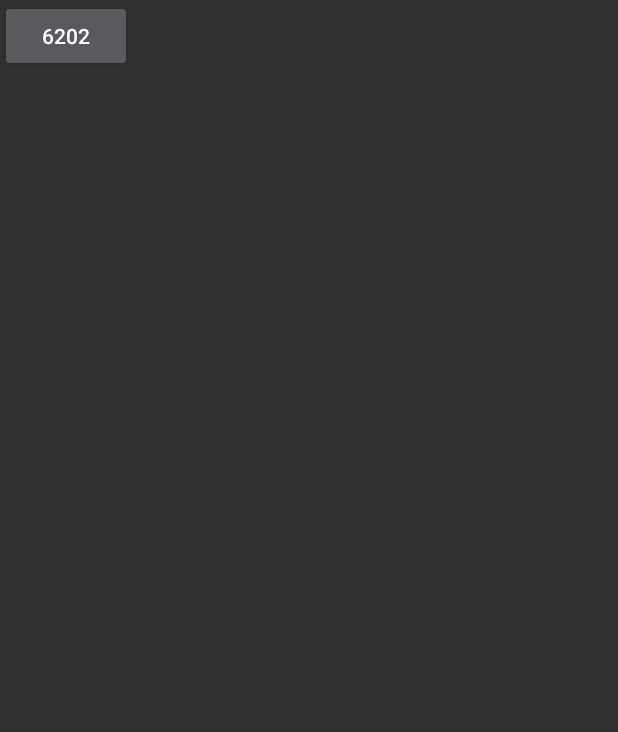
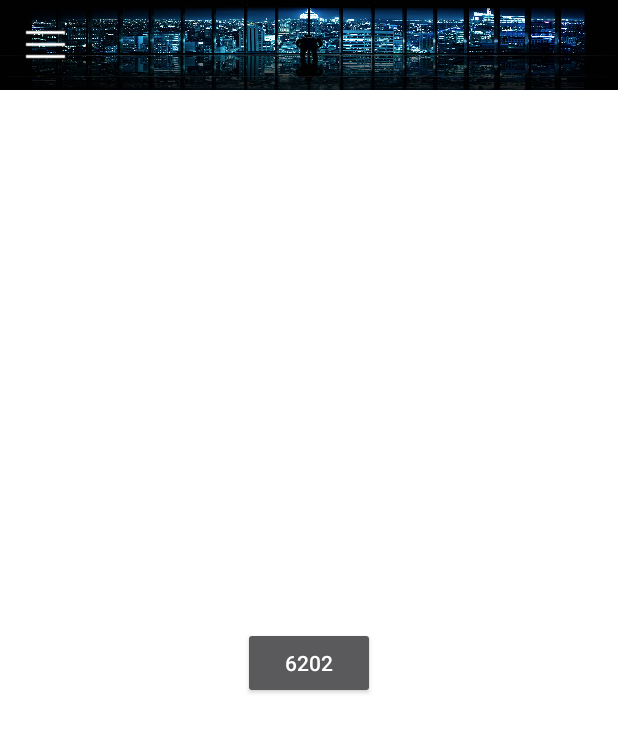
Before and after one commit to nn98/SW_Competition_2019, an Android app: the screen it shows after launch (MainActivity), on a phone screen of 412 x 824 dp. Shown: the top 732 px of the screen. Run offline under Robolectric (Android 15) with nearby library versions, the phone set to English and light mode, and no system bars.

Commit message:
visibility improving

```diff
--- a/app/src/main/AndroidManifest.xml
+++ b/app/src/main/AndroidManifest.xml
@@ -22,6 +22,8 @@
         <activity
             android:name=".activity_desktop"
             android:theme="@android:style/Theme.Dialog" />
+        <activity android:name=".LoadingActivity"
+            android:theme="@android:style/Theme.NoTitleBar.Fullscreen" />
     </application>
     <uses-permission android:name="android.permission.INTERNET"></uses-permission>
 </manifest>
--- /dev/null
+++ b/app/src/main/java/kr/co/jkllhgb/peristalsis/LoadingActivity.java
@@ -0,0 +1,23 @@
+package kr.co.jkllhgb.peristalsis;
+
+import android.app.Activity;
+import android.os.Bundle;
+import android.os.Handler;
+
+public class LoadingActivity extends Activity {
+    @Override
+    protected void onCreate(Bundle savedInstanceState) {
+        super.onCreate(savedInstanceState);
+        setContentView(R.layout.activity_loading);
+        startLoading();
+    }
+    private void startLoading() {
+        Handler handler = new Handler();
+        handler.postDelayed(new Runnable() {
+            @Override
+            public void run() {
+                finish();
+            }
+        }, 2000);
+    }
+}
--- a/app/src/main/java/kr/co/jkllhgb/peristalsis/MainActivity.java
+++ b/app/src/main/java/kr/co/jkllhgb/peristalsis/MainActivity.java
@@ -31,12 +31,20 @@ else{
 package kr.co.jkllhgb.peristalsis;
 
 import android.app.Activity;
+import android.content.Context;
 import android.content.Intent;
 import android.os.Bundle;
+import android.os.Handler;
+import android.util.Log;
+import android.view.KeyEvent;
 import android.view.View;
+import android.view.ViewGroup;
+import android.view.animation.Animation;
+import android.view.animation.AnimationUtils;
 import android.widget.Button;
 import android.widget.LinearLayout;
 import android.widget.TextView;
+import android.widget.Toast;
 
 import org.json.JSONArray;
 import org.json.JSONException;
@@ -46,11 +54,60 @@ import java.net.InetAddress;
 import java.net.UnknownHostException;
 import java.util.Arrays;
 
-public class MainActivity extends Activity {
-    LinearLayout layout;
+public class MainActivity extends Activity  implements View.OnClickListener{
+
+    private String TAG = "MainActivity";
+
+    private Context mContext = MainActivity.this;
+
+    private ViewGroup mainLayout;   //사이드 나왔을때 클릭방지할 영역
+    private ViewGroup viewLayout;   //전체 감싸는 영역
+    private ViewGroup sideLayout;   //사이드바만 감싸는 영역
+
+    private Boolean isMenuShow = false;
+    private Boolean isExitFlag = false;
+
+    @Override
+    public boolean onKeyDown(int keyCode, KeyEvent event) {
+
+        if (keyCode == KeyEvent.KEYCODE_BACK) {
+            onBackPressed();
+            return true;
+        }
+        return super.onKeyDown(keyCode, event);
+    }
+
+    @Override
+    public void onBackPressed() {
+
+        if(isMenuShow){
+            closeMenu();
+        }else{
+
+            if(isExitFlag){
+                finish();
+            } else {
+
+                isExitFlag = true;
+                Toast.makeText(this, "뒤로가기를 한번더 누르시면 앱이 종료됩니다.",  Toast.LENGTH_SHORT).show();
+                new Handler().postDelayed(new Runnable() {
+                    @Override
+                    public void run() {
+                        isExitFlag = false;
+                    }
+                }, 2000);
+            }
+        }
+    }
+
+    @Override
     protected void onCreate(Bundle savedInstanceState) {
         super.onCreate(savedInstanceState);
         setContentView(R.layout.activity_main);
+        Intent intent = new Intent(this,LoadingActivity.class);
+        startActivity(intent);
+        init();
+        addSideView();
         /*
         try {
             ip=getLocalHostLANAddress();
@@ -59,10 +116,86 @@ public class MainActivity extends Activity {
             e.printStackTrace();
         }//프로젝트에서 사용했던 getLH 시도- 실패. java.lang.RuntimeException: Unable to start activity ComponentInfo
          */
+    }
 
-        layout=(LinearLayout)findViewById(R.id.createlayout);
+    private void init(){
+
+        findViewById(R.id.btn_menu).setOnClickListener(this);
+
+        mainLayout = findViewById(R.id.id_main);
+        viewLayout = findViewById(R.id.fl_silde);
+        sideLayout = findViewById(R.id.view_sildebar);
 
     }
+
+    private void addSideView(){
+
+        SideBarView sidebar = new SideBarView(mContext);
+        sideLayout.addView(sidebar);
+
+        viewLayout.setOnClickListener(new View.OnClickListener() {
+            @Override
+            public void onClick(View view) {
+
+            }
+        });
+
+        sidebar.setEventListener(new SideBarView.EventListener() {
+
+            @Override
+            public void btnCancel() {
+                Log.e(TAG, "btnCancel");
+                closeMenu();
+            }
+
+            @Override
+            public void btnLevel1() {
+                Log.e(TAG, "btnLevel1");
+
+                closeMenu();
+            }
+        });
+    }
+
+
+    @Override
+    public void onClick(View view) {
+
+        switch (view.getId()){
+
+            case R.id.btn_menu :
+
+                showMenu();
+                break;
+        }
+    }
+
+    public void closeMenu(){
+
+        isMenuShow = false;
+        Animation slide = AnimationUtils.loadAnimation(mContext, R.anim.sidebar_hidden);
+        sideLayout.startAnimation(slide);
+        new Handler().postDelayed(new Runnable() {
+            @Override
+            public void run() {
+                viewLayout.setVisibility(View.GONE);
+                viewLayout.setEnabled(false);
+                mainLayout.setEnabled(true);
+            }
+        }, 450);
+    }
+
+    public void showMenu(){
+
+        isMenuShow = true;
+        Animation slide = AnimationUtils.loadAnimation(this, R.anim.sidebar_show);
+        sideLayout.startAnimation(slide);
+        viewLayout.setVisibility(View.VISIBLE);
+        viewLayout.setEnabled(true);
+        mainLayout.setEnabled(false);
+        Log.e(TAG, "메뉴버튼 클릭");
+    }
+
     private static String getLocalHostLANAddress() throws UnknownHostException {
         InetAddress local = null;		//현재 컴퓨터 IP 받아오는 함수
         try {
--- /dev/null
+++ b/app/src/main/java/kr/co/jkllhgb/peristalsis/SideBarView.java
@@ -0,0 +1,56 @@
+package kr.co.jkllhgb.peristalsis;
+
+import android.content.Context;
+import android.util.AttributeSet;
+import android.view.LayoutInflater;
+import android.view.View;
+import android.widget.RelativeLayout;
+
+public class SideBarView extends RelativeLayout implements View.OnClickListener {
+    /**
+     * 메뉴버튼 클릭 이벤트 리스너
+     */
+    public EventListener listener;
+
+    public void setEventListener(EventListener l) {
+        listener = l;
+    }
+
+    /**
+     * 메뉴버튼 클릭 이벤트 리스너 인터페이스
+     */
+    public interface EventListener {
+        // 닫기 버튼 클릭 이벤트
+        void btnCancel();
+        void btnLevel1();
+    }
+
+    public SideBarView(Context context) {
+        this(context, null);
+        init();
+    }
+
+    public SideBarView(Context context, AttributeSet attrs) {
+        super(context, attrs);
+    }
+
+    private void init() {
+        LayoutInflater.from(getContext()).inflate(R.layout.layout_side, this, true);
+        findViewById(R.id.btn_cancel).setOnClickListener(this);
+        findViewById(R.id.btn_side_level_1).setOnClickListener(this);
+    }
+
+    @Override
+    public void onClick(View view) {
+        switch (view.getId()) {
+            case R.id.btn_cancel:
+                listener.btnCancel();
+                break;
+            case R.id.btn_side_level_1:
+                listener.btnLevel1();
+                break;
+            default:
+                break;
+        }
+    }
+}
--- /dev/null
+++ b/app/src/main/res/anim/sidebar_hidden.xml
@@ -0,0 +1,4 @@
+<?xml version="1.0" encoding="utf-8"?>
+<set xmlns:android="http://schemas.android.com/apk/res/android">
+    <translate android:fromXDelta="0%" android:toXDelta="-100%" android:duration="500"/>
+</set>
--- /dev/null
+++ b/app/src/main/res/anim/sidebar_show.xml
@@ -0,0 +1,4 @@
+<?xml version="1.0" encoding="utf-8"?>
+<set xmlns:android="http://schemas.android.com/apk/res/android">
+    <translate android:fromXDelta="-100%" android:toXDelta="0%" android:duration="300"/>
+</set>
--- a/app/src/main/res/layout/activity_main.xml
+++ b/app/src/main/res/layout/activity_main.xml
@@ -1,21 +1,74 @@
 <?xml version="1.0" encoding="utf-8"?>
-<LinearLayout xmlns:android="http://schemas.android.com/apk/res/android"
+<RelativeLayout xmlns:android="http://schemas.android.com/apk/res/android"
     xmlns:tools="http://schemas.android.com/tools"
     android:layout_width="match_parent"
     android:layout_height="match_parent"
-    android:orientation="vertical"
-    tools:context=".MainActivity">
+    android:background="#ffffff"
+    android:orientation="vertical">
+
+    <RelativeLayout
+        android:id="@+id/id_main"
+        android:layout_width="match_parent"
+        android:layout_height="match_parent">
+
+        <RelativeLayout
+            android:id="@+id/rl_001"
+            android:layout_width="match_parent"
+            android:layout_height="60dp"
+            android:background="@drawable/backg02">
+
+            <ImageButton
+                android:id="@+id/btn_menu"
+                android:layout_width="30dp"
+                android:layout_height="30dp"
+                android:layout_centerVertical="true"
+                android:background="@drawable/listbtn"
+                android:layout_marginLeft="15dp" />
+
+        </RelativeLayout>
+
+        <FrameLayout
+            android:id="@+id/frame"
+            android:layout_width="match_parent"
+            android:layout_height="match_parent"
+            android:layout_below="@id/rl_001">
+
             <LinearLayout
-        android:layout_gravity="center"
-        android:gravity="center"
                 android:id="@+id/createlayout"
                 android:layout_width="wrap_content"
                 android:layout_height="wrap_content"
-        android:orientation="horizontal"/>
+                android:layout_gravity="center"
+                android:gravity="center"
+                android:orientation="horizontal" />
+
             <Button
+                android:id="@+id/btn6202"
                 android:layout_width="wrap_content"
                 android:layout_height="wrap_content"
-        android:id="@+id/btn6202"
+                android:layout_gravity="center"
                 android:onClick="mOnPopupClick"
-        android:text="6202"/>
-</LinearLayout>
+                android:text="6202" />
+        </FrameLayout>
+
+    </RelativeLayout>
+
+    <FrameLayout
+        android:id="@+id/fl_silde"
+        android:layout_width="match_parent"
+        android:layout_height="match_parent"
+        android:visibility="gone">
+
+        <FrameLayout
+            android:layout_width="match_parent"
+            android:layout_height="match_parent"
+            android:alpha="0.75"
+            android:background="#202735" />
+
+        <FrameLayout
+            android:id="@+id/view_sildebar"
+            android:layout_width="280dp"
+            android:layout_height="match_parent" />
+
+    </FrameLayout>
+
+</RelativeLayout>
```
Also changed, not shown: app/src/main/res/drawable/lecture.xml (added, +19 -0 lines), app/src/main/res/layout/activity_loading.xml (added, +9 -0 lines), app/src/main/res/layout/layout_side.xml (added, +90 -0 lines), app/src/main/res/drawable/backg00.jpg (added), app/src/main/res/drawable/backg01.jpg (added), app/src/main/res/drawable/backg02.jpg (added), app/src/main/res/drawable/backg03.jpg (added), app/src/main/res/drawable/bg01.png (added), app/src/main/res/drawable/close.png (added), app/src/main/res/drawable/close1.png (added), app/src/main/res/drawable/listbtn.png (added), app/src/main/res/drawable/play.png (added), 1 other file. Lines whose indentation alone changed are shown as unchanged.
